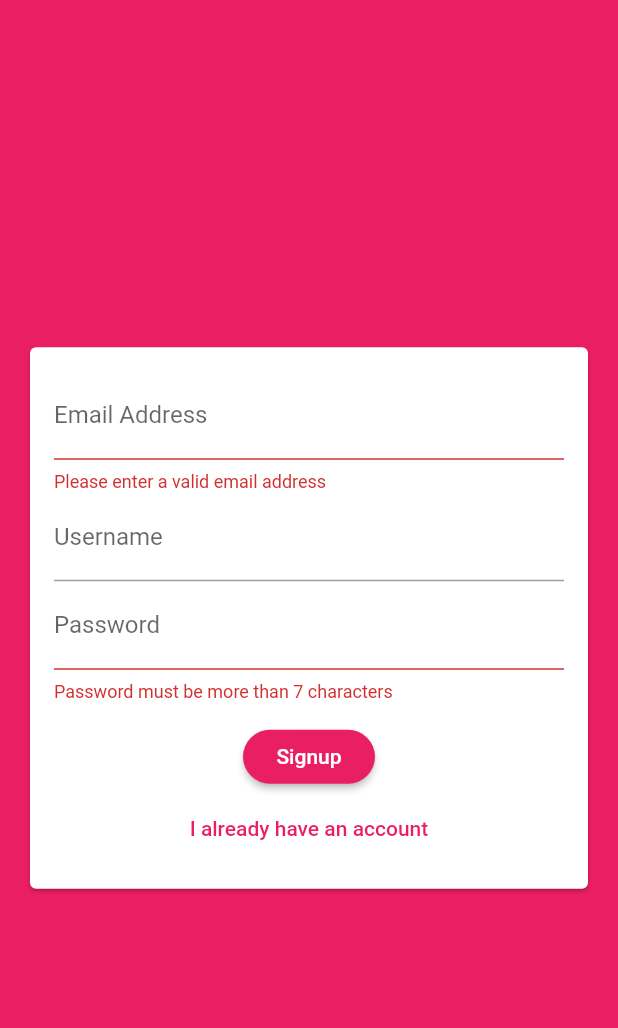
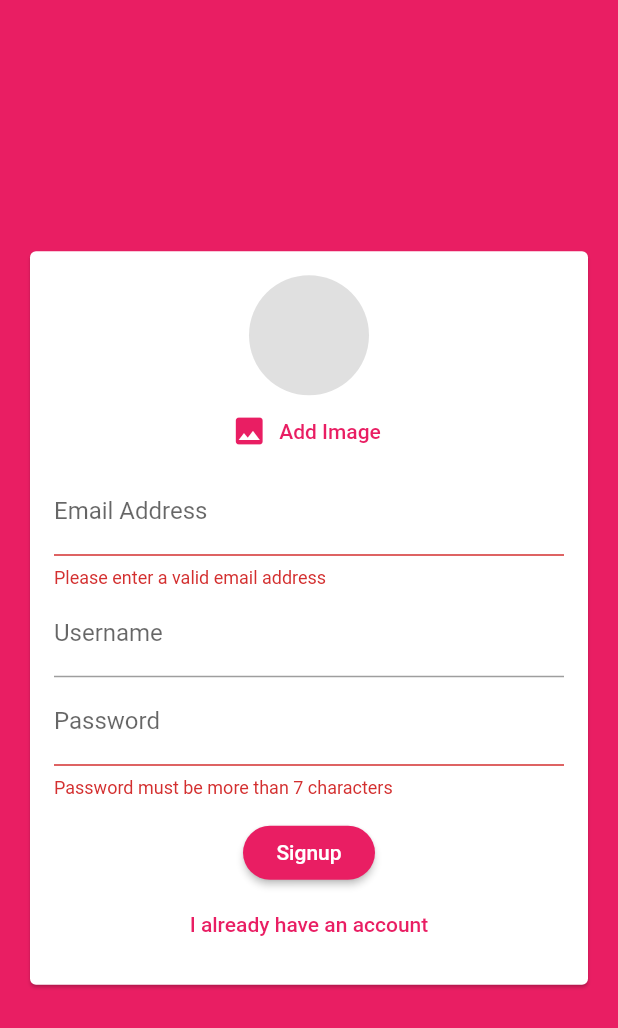
Before and after one commit to santiracca/flutterFirebaseChatApp, a Flutter app: the screen it shows after launch, after a tap on "Login", after a tap on "Create new account", on a phone screen of 412 x 824 dp. Shown: the top 1028 px of the screen. Run offline on Flutter 3.47's test engine with Material 2 defaults, Android fonts, the phone set to English and light mode, and no system bars; our stand-ins replace cloud_firestore, firebase_auth, firebase_storage, image_picker; accounts and stored records are empty.

Commit message:
Add Image Upload and Firebase Storage

```diff
--- a/lib/main.dart
+++ b/lib/main.dart
@@ -12,6 +12,7 @@
   Widget build(BuildContext context) {
     return MaterialApp(
       title: 'Flutter Chat',
+      debugShowCheckedModeBanner: false,
       theme: ThemeData(
         primarySwatch: Colors.pink,
         backgroundColor: Colors.pink,
--- a/lib/screens/chat_screen.dart
+++ b/lib/screens/chat_screen.dart
@@ -2,7 +2,6 @@
 import 'package:firebaseChatApp/widgets/chat/new_message.dart';
 import 'package:firebase_auth/firebase_auth.dart';
 import 'package:flutter/material.dart';
-import 'package:cloud_firestore/cloud_firestore.dart';
 
 class ChatScreen extends StatelessWidget {
   @override
--- a/lib/widgets/auth/auth_form.dart
+++ b/lib/widgets/auth/auth_form.dart
@@ -1,3 +1,6 @@
+import 'dart:io';
+
+import 'package:firebaseChatApp/widgets/pickers/user_image_picker.dart';
 import 'package:flutter/material.dart';
 
 class AuthForm extends StatefulWidget {
@@ -6,6 +9,7 @@
     String email,
     String password,
     String username,
+    File imageFile,
     bool isLogin,
     BuildContext context,
   ) submitFn;
@@ -20,10 +24,22 @@
   String _userEmail = '';
   String _userName = '';
   String _userPassword = '';
+  File _userImageFile;
+
+  void _pickedImage(File image) {
+    _userImageFile = image;
+  }
 
   void _trySubmit() {
     final isValid = _formKey.currentState.validate();
     FocusScope.of(context).unfocus();
+
+    if (_userImageFile == null && !_isLogin) {
+      Scaffold.of(context).showSnackBar(SnackBar(
+        content: Text('Please pick an image'),
+      ));
+      return;
+    }
 
     if (isValid) {
       _formKey.currentState.save();
@@ -31,6 +47,7 @@
         _userEmail.trim(),
         _userPassword.trim(),
         _userName.trim(),
+        _userImageFile,
         _isLogin,
         context,
       );
@@ -50,6 +67,7 @@
               child: Column(
                 mainAxisSize: MainAxisSize.min,
                 children: [
+                  if (!_isLogin) UserImagePicker(_pickedImage),
                   TextFormField(
                     key: ValueKey('email'),
                     keyboardType: TextInputType.emailAddress,
--- a/lib/widgets/chat/messages.dart
+++ b/lib/widgets/chat/messages.dart
@@ -34,6 +34,7 @@
                 chatDocs[i]['text'],
                 chatDocs[i]['userId'] == futureSnapshot.data.uid,
                 chatDocs[i]['username'],
+                chatDocs[i]['userImage'],
                 key: ValueKey(chatDocs[i].documentID),
               ),
             );
--- a/lib/widgets/chat/new_message.dart
+++ b/lib/widgets/chat/new_message.dart
@@ -20,7 +20,8 @@
       'text': _enteredMessage,
       'createdAt': Timestamp.now(),
       'userId': user.uid,
-      'username': userData['username']
+      'username': userData['username'],
+      'userImage': userData['image_url']
     });
     _controller.clear();
   }
--- /dev/null
+++ b/lib/widgets/pickers/user_image_picker.dart
@@ -0,0 +1,49 @@
+import 'package:flutter/material.dart';
+import 'dart:io';
+
+import 'package:image_picker/image_picker.dart';
+
+class UserImagePicker extends StatefulWidget {
+  UserImagePicker(this.imagePickFn);
+  final Function(File pickedImage) imagePickFn;
+  @override
+  _UserImagePickerState createState() => _UserImagePickerState();
+}
+
+class _UserImagePickerState extends State<UserImagePicker> {
+  File _pickedImage;
+
+  void _pickImage() async {
+    final picker = ImagePicker();
+    final pickedImage = await picker.getImage(
+      source: ImageSource.gallery,
+      imageQuality: 50,
+      maxWidth: 150,
+    );
+    final pickedImageFile = File(pickedImage.path);
+    setState(() {
+      _pickedImage = pickedImageFile;
+    });
+    widget.imagePickFn(pickedImageFile);
+  }
+
+  @override
+  Widget build(BuildContext context) {
+    return Column(
+      children: [
+        CircleAvatar(
+          radius: 40,
+          backgroundColor: Colors.grey[300],
+          backgroundImage:
+              _pickedImage != null ? FileImage(_pickedImage) : null,
+        ),
+        FlatButton.icon(
+          textColor: Theme.of(context).primaryColor,
+          onPressed: _pickImage,
+          icon: Icon(Icons.image),
+          label: Text("Add Image"),
+        )
+      ],
+    );
+  }
+}
--- a/pubspec.yaml
+++ b/pubspec.yaml
@@ -25,6 +25,8 @@
     sdk: flutter
   cloud_firestore: ^0.13.5
   firebase_auth: ^0.16.0
+  image_picker: ^0.6.7+2
+  firebase_storage: ^3.1.5
 
   # The following adds the Cupertino Icons font to your application.
   # Use with the CupertinoIcons class for iOS style icons.
```
Also changed, not shown: lib/screens/auth_screen.dart (+18 -1 lines), lib/widgets/chat/message_bubble.dart (+19 -5 lines), pubspec.lock, 2 other files.
